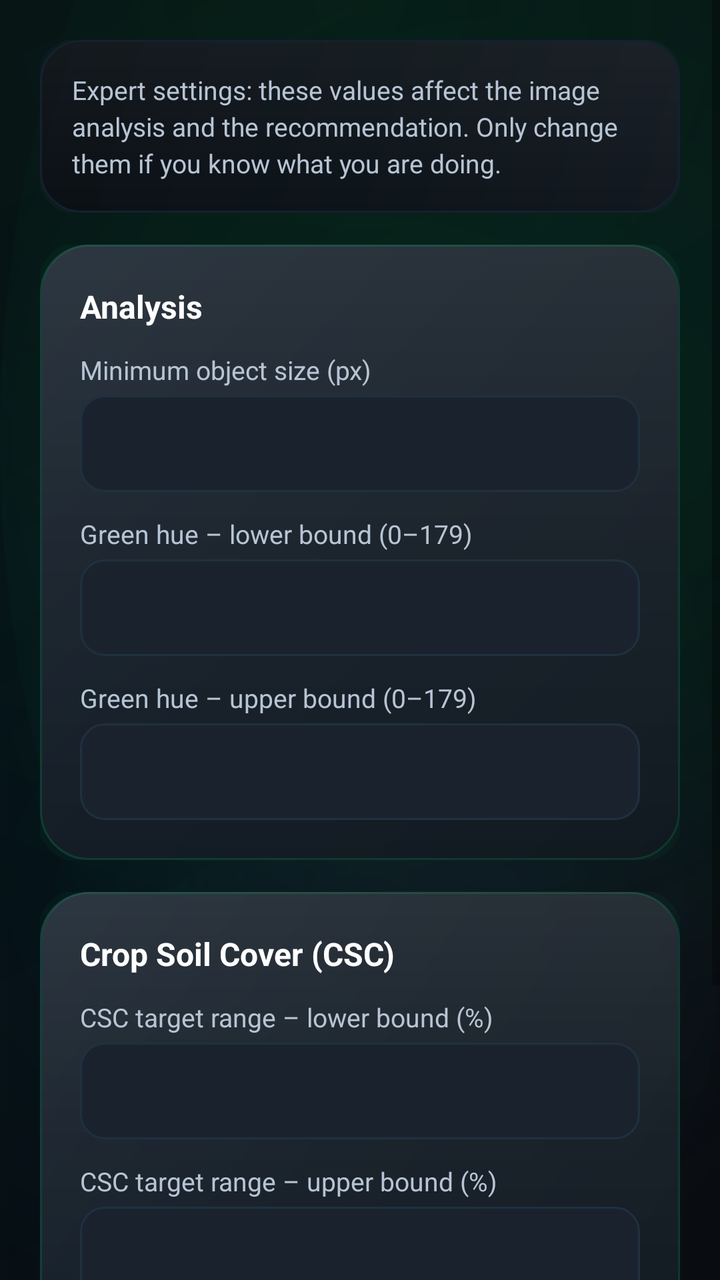
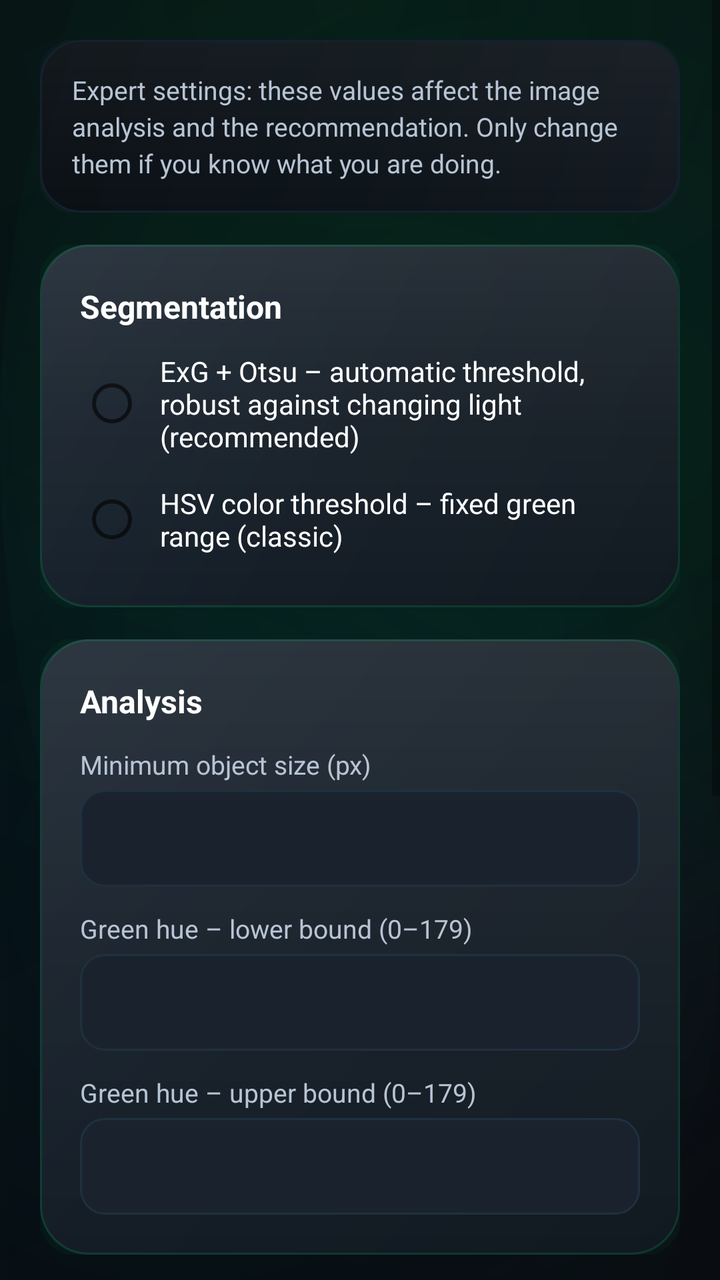

Compare the two renders of this Android layout. The source of the first and the diff that turns it into the second are given below.
<!-- AndroidManifest.xml: application theme Theme.SmartWeed -->
<!-- res/layout/fragment_settings.xml -->
<?xml version="1.0" encoding="utf-8"?>
<ScrollView xmlns:android="http://schemas.android.com/apk/res/android"
    android:layout_width="match_parent"
    android:layout_height="match_parent"
    android:background="@drawable/bg_screen_gradient"
    android:fillViewport="true">

    <LinearLayout
        android:layout_width="match_parent"
        android:layout_height="wrap_content"
        android:orientation="vertical"
        android:padding="20dp">

        
        <TextView
            android:layout_width="match_parent"
            android:layout_height="wrap_content"
            android:background="@drawable/bg_card_soft"
            android:padding="16dp"
            android:text="@string/settings_info"
            android:textSize="13sp"
            android:textColor="@color/text_secondary"
            android:lineSpacingExtra="3dp"/>

        
        <LinearLayout
            android:layout_width="match_parent"
            android:layout_height="wrap_content"
            android:orientation="vertical"
            android:background="@drawable/bg_card"
            android:padding="20dp"
            android:layout_marginTop="16dp">

            <TextView
                android:layout_width="wrap_content"
                android:layout_height="wrap_content"
                android:text="@string/analysis_mode_title"
                android:textStyle="bold"
                android:textSize="16sp"
                android:textColor="@color/text_primary"
                android:layout_marginBottom="12dp"/>

            <TextView
                android:layout_width="wrap_content"
                android:layout_height="wrap_content"
                android:text="@string/settings_min_size"
                android:textSize="13sp"
                android:textColor="@color/text_secondary"/>

            <EditText
                android:id="@+id/etMinSize"
                android:layout_width="match_parent"
                android:layout_height="wrap_content"
                android:layout_marginTop="4dp"
                android:layout_marginBottom="12dp"
                android:inputType="number"
                android:background="@drawable/bg_input_field"
                android:padding="12dp"
                android:textColor="@color/text_primary"
                android:importantForAutofill="no"/>

            <TextView
                android:layout_width="wrap_content"
                android:layout_height="wrap_content"
                android:text="@string/settings_h_low"
                android:textSize="13sp"
                android:textColor="@color/text_secondary"/>

            <EditText
                android:id="@+id/etHueLow"
                android:layout_width="match_parent"
                android:layout_height="wrap_content"
                android:layout_marginTop="4dp"
                android:layout_marginBottom="12dp"
                android:inputType="number"
                android:background="@drawable/bg_input_field"
                android:padding="12dp"
                android:textColor="@color/text_primary"
                android:importantForAutofill="no"/>

            <TextView
                android:layout_width="wrap_content"
                android:layout_height="wrap_content"
                android:text="@string/settings_h_high"
                android:textSize="13sp"
                android:textColor="@color/text_secondary"/>

            <EditText
                android:id="@+id/etHueHigh"
                android:layout_width="match_parent"
                android:layout_height="wrap_content"
                android:layout_marginTop="4dp"
                android:inputType="number"
                android:background="@drawable/bg_input_field"
                android:padding="12dp"
                android:textColor="@color/text_primary"
                android:importantForAutofill="no"/>
        </LinearLayout>

        
        <LinearLayout
            android:layout_width="match_parent"
            android:layout_height="wrap_content"
            android:orientation="vertical"
            android:background="@drawable/bg_card"
            android:padding="20dp"
            android:layout_marginTop="16dp">

            <TextView
                android:layout_width="wrap_content"
                android:layout_height="wrap_content"
                android:text="@string/csc_hero_title"
                android:textStyle="bold"
                android:textSize="16sp"
                android:textColor="@color/text_primary"
                android:layout_marginBottom="12dp"/>

            <TextView
                android:layout_width="wrap_content"
                android:layout_height="wrap_content"
                android:text="@string/settings_csc_low"
                android:textSize="13sp"
                android:textColor="@color/text_secondary"/>

            <EditText
                android:id="@+id/etCscLow"
                android:layout_width="match_parent"
                android:layout_height="wrap_content"
                android:layout_marginTop="4dp"
                android:layout_marginBottom="12dp"
                android:inputType="numberDecimal"
                android:background="@drawable/bg_input_field"
                android:padding="12dp"
                android:textColor="@color/text_primary"
                android:importantForAutofill="no"/>

            <TextView
                android:layout_width="wrap_content"
                android:layout_height="wrap_content"
                android:text="@string/settings_csc_high"
                android:textSize="13sp"
                android:textColor="@color/text_secondary"/>

            <EditText
                android:id="@+id/etCscHigh"
                android:layout_width="match_parent"
                android:layout_height="wrap_content"
                android:layout_marginTop="4dp"
                android:inputType="numberDecimal"
                android:background="@drawable/bg_input_field"
                android:padding="12dp"
                android:textColor="@color/text_primary"
                android:importantForAutofill="no"/>
        </LinearLayout>

        
        <Button
            android:id="@+id/buttonSaveSettings"
            android:layout_width="match_parent"
            android:layout_height="56dp"
            android:layout_marginTop="20dp"
            android:text="@string/settings_save"
            android:textStyle="bold"
            android:textColor="@color/text_on_primary"
            android:background="@drawable/bg_primary_button"
            android:foreground="@drawable/ripple_light"
            android:stateListAnimator="@null"/>

        <Button
            android:id="@+id/buttonResetSettings"
            android:layout_width="match_parent"
            android:layout_height="52dp"
            android:layout_marginTop="12dp"
            android:text="@string/settings_reset"
            android:textStyle="bold"
            android:textColor="@color/traktor_green"
            android:background="@drawable/bg_secondary_button"
            android:foreground="@drawable/ripple_light"
            android:stateListAnimator="@null"/>

    </LinearLayout>
</ScrollView>
<!-- resources referenced by this layout -->
<resources>
  <color name="text_on_primary">#04270F</color>
  <color name="text_primary">#FFFFFF</color>
  <color name="text_secondary">#B7C4D4</color>
  <color name="traktor_green">#00E676</color>
  <!-- drawable ripple_light (drawable) -->
  <?xml version="1.0" encoding="utf-8"?>
  <ripple xmlns:android="http://schemas.android.com/apk/res/android"
      android:color="@color/ripple_green">
      <item android:id="@android:id/mask">
          <shape android:shape="rectangle">
              <solid android:color="@color/white"/>
              <corners android:radius="16dp"/>
          </shape>
      </item>
  </ripple>
  <string name="analysis_mode_title">Analysis</string>
  <string name="csc_hero_title">Crop Soil Cover (CSC)</string>
  <string name="settings_csc_high">CSC target range – upper bound (%)</string>
  <string name="settings_csc_low">CSC target range – lower bound (%)</string>
  <string name="settings_h_high">Green hue – upper bound (0–179)</string>
  <string name="settings_h_low">Green hue – lower bound (0–179)</string>
  <string name="settings_info">Expert settings: these values affect the image analysis and the recommendation. Only change them if you know what you are doing.</string>
  <string name="settings_min_size">Minimum object size (px)</string>
  <string name="settings_reset">Reset to defaults</string>
  <string name="settings_save">Save</string>
  <color name="card_background_dark">#111920</color>
  <color name="card_background_glass">#1A2530</color>
  <color name="background_elevated">#0D1419</color>
  <color name="border_muted">#152030</color>
  <color name="surface_dark">#1A232D</color>
  <color name="border_default">#1F3040</color>
  <color name="ripple_green">#2600E676</color>
  <color name="white">#FFFFFFFF</color>
  <color name="traktor_green_dark">#00C853</color>
  <color name="traktor_green_light">#69F0AE</color>
  <color name="background_dark">#050A0E</color>
  <style name="Widget.SmartWeed.Button" parent="Widget.MaterialComponents.Button">
          <item name="android:background">@drawable/bg_primary_button</item>
          <item name="android:backgroundTint">@null</item>
          <item name="android:textColor">@color/white</item>
          <item name="android:textSize">16sp</item>
          <item name="android:textStyle">bold</item>
          <item name="android:letterSpacing">0.02</item>
          <item name="android:stateListAnimator">@null</item>
          <item name="android:paddingStart">24dp</item>
          <item name="android:paddingEnd">24dp</item>
          <item name="android:minHeight">56dp</item>
          <item name="cornerRadius">12dp</item>
      </style>
  <style name="Widget.SmartWeed.TextInputLayout" parent="Widget.MaterialComponents.TextInputLayout.OutlinedBox">
          <item name="boxBackgroundColor">@color/surface_dark</item>
          <item name="boxStrokeColor">@color/traktor_green</item>
          <item name="boxCornerRadiusTopStart">12dp</item>
          <item name="boxCornerRadiusTopEnd">12dp</item>
          <item name="boxCornerRadiusBottomStart">12dp</item>
          <item name="boxCornerRadiusBottomEnd">12dp</item>
          <item name="hintTextColor">@color/text_secondary</item>
      </style>
  <!-- unchanged entries left out for length: 7 -->
</resources>

<!-- the commit's change to res/layout/fragment_settings.xml (unified diff, before → after) -->
@@ -21,6 +21,51 @@
             android:textSize="13sp"
             android:textColor="@color/text_secondary"
             android:lineSpacingExtra="3dp"/>
+
+        
+        <LinearLayout
+            android:layout_width="match_parent"
+            android:layout_height="wrap_content"
+            android:orientation="vertical"
+            android:background="@drawable/bg_card"
+            android:padding="20dp"
+            android:layout_marginTop="16dp">
+
+            <TextView
+                android:layout_width="wrap_content"
+                android:layout_height="wrap_content"
+                android:text="@string/settings_method"
+                android:textStyle="bold"
+                android:textSize="16sp"
+                android:textColor="@color/text_primary"
+                android:layout_marginBottom="12dp"/>
+
+            <RadioGroup
+                android:id="@+id/rgMethod"
+                android:layout_width="match_parent"
+                android:layout_height="wrap_content"
+                android:orientation="vertical">
+
+                <RadioButton
+                    android:id="@+id/rbMethodExg"
+                    android:layout_width="match_parent"
+                    android:layout_height="wrap_content"
+                    android:text="@string/settings_method_exg"
+                    android:textSize="14sp"
+                    android:textColor="@color/text_primary"
+                    android:paddingStart="8dp"
+                    android:layout_marginBottom="8dp"/>
+
+                <RadioButton
+                    android:id="@+id/rbMethodHsv"
+                    android:layout_width="match_parent"
+                    android:layout_height="wrap_content"
+                    android:text="@string/settings_method_hsv"
+                    android:textSize="14sp"
+                    android:textColor="@color/text_primary"
+                    android:paddingStart="8dp"/>
+            </RadioGroup>
+        </LinearLayout>
 
         
         <LinearLayout
<!-- resource entries referenced after the edit -->
@@ -22,6 +22,9 @@
   <string name="settings_h_high">Green hue – upper bound (0–179)</string>
   <string name="settings_h_low">Green hue – lower bound (0–179)</string>
   <string name="settings_info">Expert settings: these values affect the image analysis and the recommendation. Only change them if you know what you are doing.</string>
+  <string name="settings_method">Segmentation</string>
+  <string name="settings_method_exg">ExG + Otsu – automatic threshold, robust against changing light (recommended)</string>
+  <string name="settings_method_hsv">HSV color threshold – fixed green range (classic)</string>
   <string name="settings_min_size">Minimum object size (px)</string>
   <string name="settings_reset">Reset to defaults</string>
   <string name="settings_save">Save</string>
